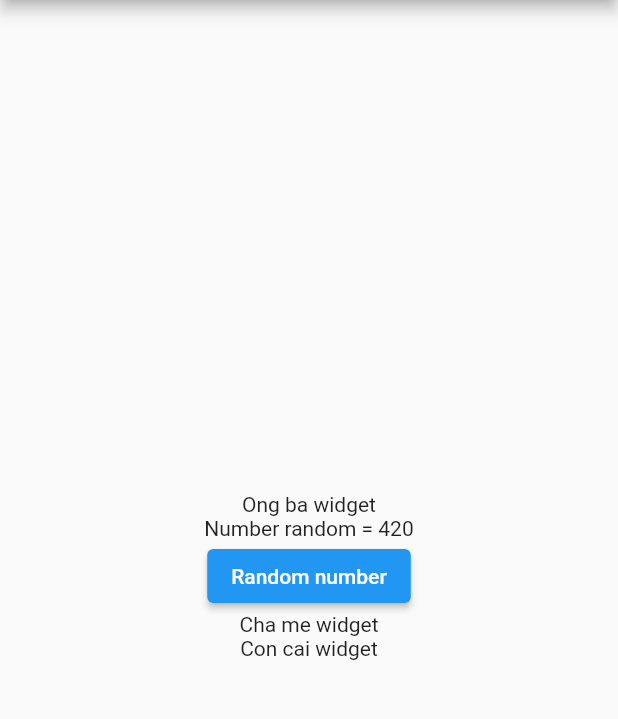
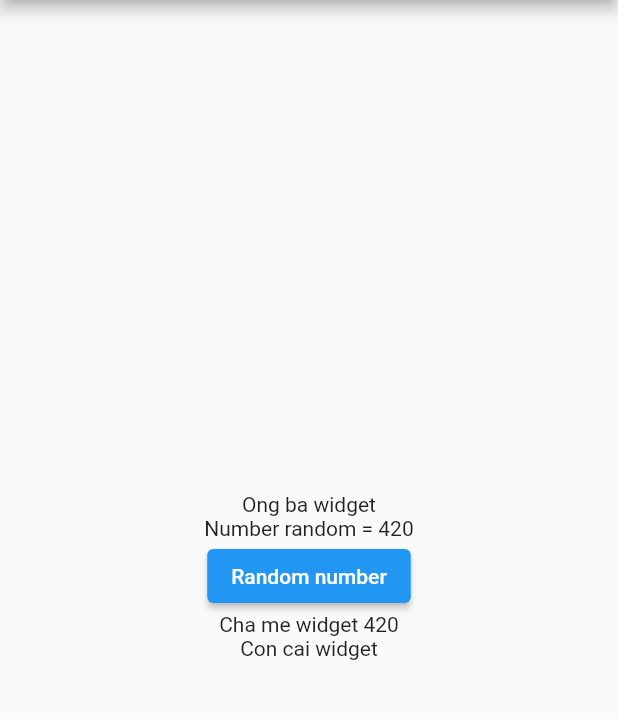
Before and after one commit to phamtanphat/flutter_inherited_widget29092023, a Flutter app: the screen it shows after launch, after a tap on "Random number", on a phone screen of 412 x 824 dp, the part 84-803 px from its top. Run offline on Flutter 3.47's test engine with Material 2 defaults, Android fonts, the phone set to English and light mode, and no system bars.

Commit message:
demo inherited widget

```diff
--- a/lib/demo_inherited_widget.dart
+++ b/lib/demo_inherited_widget.dart
@@ -52,12 +52,28 @@ class _OngbaState extends State<Ongba> {
              number = Random().nextInt(1000);
            });
         }, child: Text("Random number")),
-        widget.child
+        MyInherittedWidget(
+          number: number,
+          child: widget.child,
+        )
       ],
     );
   }
 }
 
+class MyInherittedWidget extends InheritedWidget {
+  int number;
+  MyInherittedWidget({required super.child, required this.number});
+
+  static MyInherittedWidget? of(BuildContext context) {
+    return context.dependOnInheritedWidgetOfExactType();
+  }
+
+  @override
+  bool updateShouldNotify(MyInherittedWidget oldWidget) {
+    return oldWidget.number != number;
+  }
+}
 
 class Chame extends StatefulWidget {
   Widget child;
@@ -70,11 +86,12 @@ class Chame extends StatefulWidget {
 class _ChameState extends State<Chame> {
   @override
   Widget build(BuildContext context) {
+    var number = MyInherittedWidget.of(context)?.number ?? 0;
     return Column(
       mainAxisAlignment: MainAxisAlignment.center,
       crossAxisAlignment: CrossAxisAlignment.center,
       children: [
-        Text("Cha me widget"),
+        Text("Cha me widget $number"),
         widget.child
       ],
     );
@@ -82,7 +99,6 @@ class _ChameState extends State<Chame> {
 }
 
 class Concai extends StatefulWidget {
-  const Concai({super.key});
 
   @override
   State<Concai> createState() => _ConcaiState();
@@ -91,6 +107,7 @@ class Concai extends StatefulWidget {
 class _ConcaiState extends State<Concai> {
   @override
   Widget build(BuildContext context) {
+    print("Con cai widget");
     return Container(
       child: Text("Con cai widget"),
     );
```
